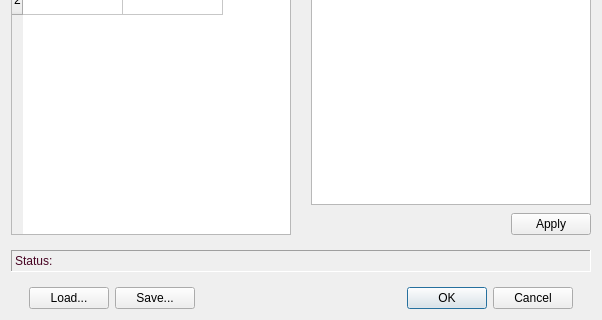
Before: the Qt Designer form Forms/ChanMapping.ui in billkarsh/SpikeGLX, drawn with Qt 5; both pictures show x 0 to 602 and y 170 to 490 of the 602 by 490 pixel window.
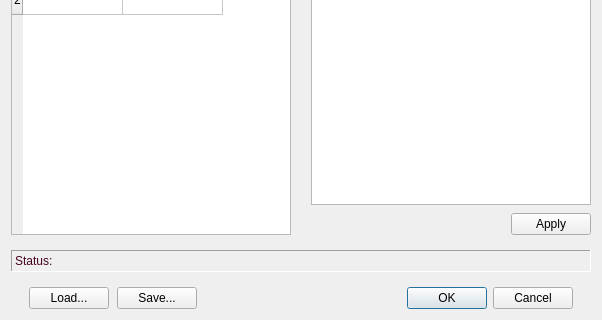
After: the same form once the commit is applied.

Diff of the .ui file:
```diff
--- a/Forms/ChanMapping.ui
+++ b/Forms/ChanMapping.ui
@@ -16,7 +16,7 @@
   <property name="minimumSize">
    <size>
     <width>602</width>
-    <height>0</height>
+    <height>399</height>
    </size>
   </property>
   <property name="windowTitle">
@@ -399,7 +399,7 @@
    <item row="3" column="0" colspan="2">
     <layout class="QHBoxLayout" name="horizontalLayout_2">
      <property name="spacing">
-      <number>6</number>
+      <number>8</number>
      </property>
      <property name="leftMargin">
       <number>18</number>
@@ -449,7 +449,7 @@
      <item>
       <widget class="QDialogButtonBox" name="buttonBox">
        <property name="sizePolicy">
-        <sizepolicy hsizetype="Expanding" vsizetype="Preferred">
+        <sizepolicy hsizetype="Preferred" vsizetype="Preferred">
          <horstretch>0</horstretch>
          <verstretch>0</verstretch>
         </sizepolicy>
```
